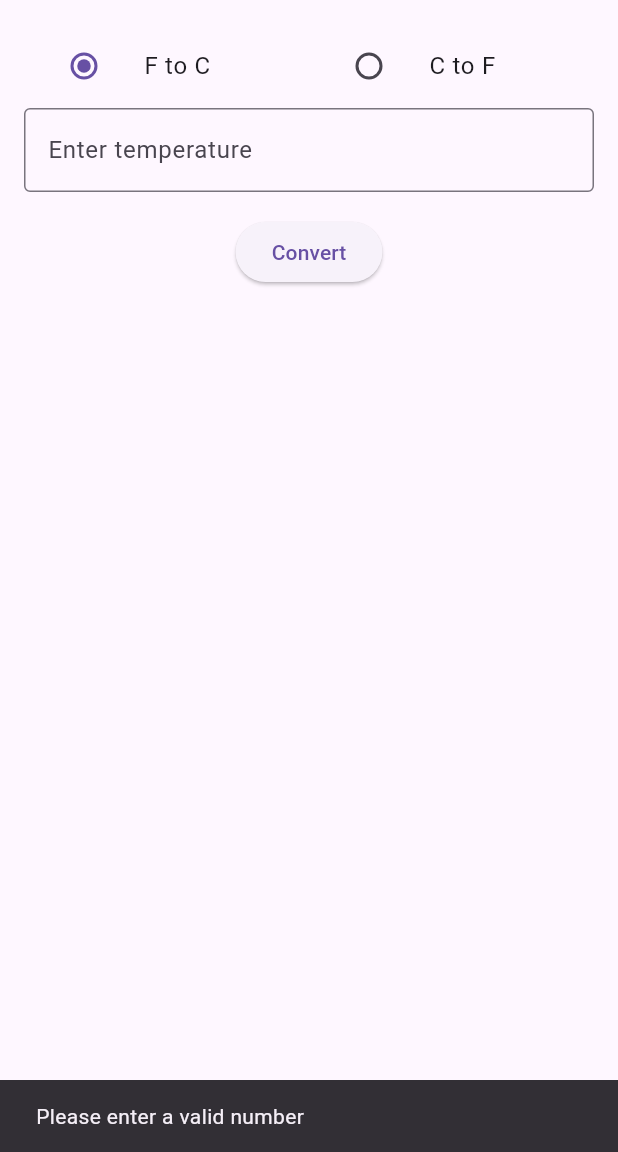
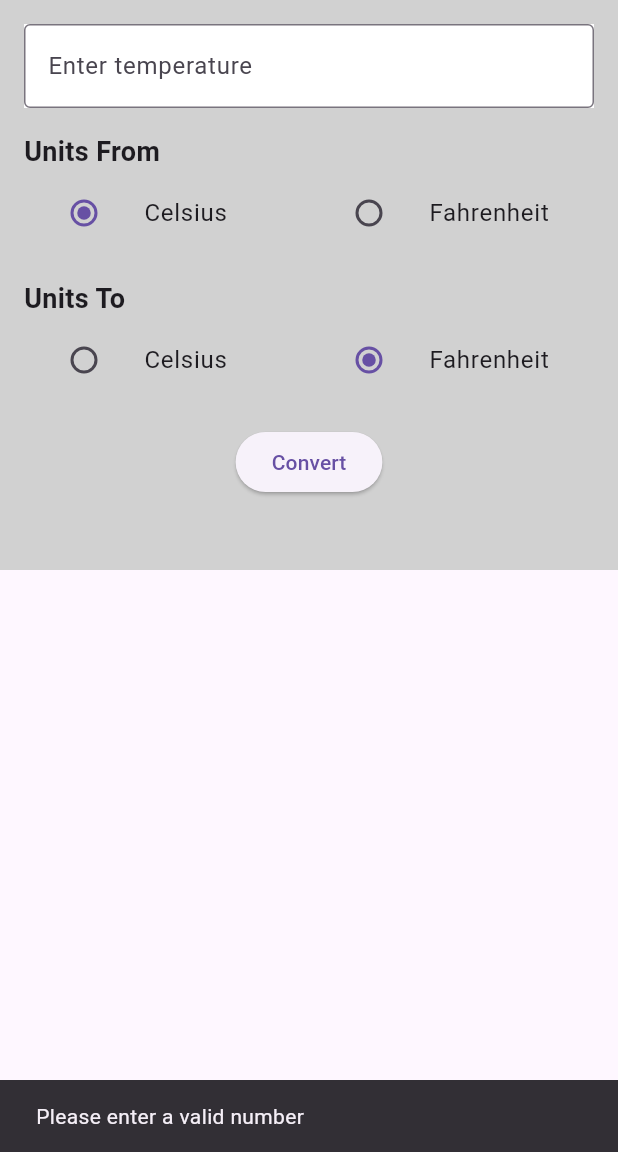
Before and after one commit to innocentmanzi/temperature_conversion_app, a Flutter app: the screen it shows after launch, after a tap on "Convert", on a phone screen of 412 x 824 dp, the part 84-1236 px from its top. Run offline on Flutter 3.47's test engine with Material 3 defaults, Android fonts, the phone set to English and light mode, and no system bars.

Commit message:
second commit

```diff
--- a/lib/main.dart
+++ b/lib/main.dart
@@ -1,10 +1,12 @@
 import 'package:flutter/material.dart';
 
 void main() {
-  runApp(TemperatureConverterApp());
+  runApp(const TemperatureConverterApp());
 }
 
 class TemperatureConverterApp extends StatelessWidget {
+  const TemperatureConverterApp({super.key});
+
   @override
   Widget build(BuildContext context) {
     return MaterialApp(
@@ -12,26 +14,29 @@ class TemperatureConverterApp extends StatelessWidget {
       theme: ThemeData(
         primarySwatch: Colors.blue,
       ),
-      home: TemperatureConverter(),
+      home: const TemperatureConverter(),
     );
   }
 }
 
 class TemperatureConverter extends StatefulWidget {
+  const TemperatureConverter({super.key});
+
   @override
   _TemperatureConverterState createState() => _TemperatureConverterState();
 }
 
 class _TemperatureConverterState extends State<TemperatureConverter> {
-  String _conversionType = 'F to C';
   final TextEditingController _controller = TextEditingController();
   double? _convertedValue;
-  List<String> _history = [];
+  final List<String> _history = [];
+  String _unitFrom = 'Celsius';
+  String _unitTo = 'Fahrenheit';
 
   void _convert() {
     final inputValue = double.tryParse(_controller.text);
     if (inputValue == null) {
-      ScaffoldMessenger.of(context).showSnackBar(SnackBar(
+      ScaffoldMessenger.of(context).showSnackBar(const SnackBar(
         content: Text('Please enter a valid number'),
       ));
       return;
@@ -40,14 +45,18 @@ class _TemperatureConverterState extends State<TemperatureConverter> {
     double convertedValue;
     String conversionString;
 
-    if (_conversionType == 'F to C') {
-      convertedValue = ((inputValue - 32) * 5 / 9);
+    if (_unitFrom == 'Celsius' && _unitTo == 'Fahrenheit') {
+      convertedValue = (inputValue * 9 / 5) + 32;
+      conversionString =
+          'C to F: $inputValue => ${convertedValue.toStringAsFixed(2)}';
+    } else if (_unitFrom == 'Fahrenheit' && _unitTo == 'Celsius') {
+      convertedValue = (inputValue - 32) * 5 / 9;
       conversionString =
           'F to C: $inputValue => ${convertedValue.toStringAsFixed(2)}';
     } else {
-      convertedValue = ((inputValue * 9 / 5) + 32);
+      convertedValue = inputValue;
       conversionString =
-          'C to F: $inputValue => ${convertedValue.toStringAsFixed(2)}';
+          '$inputValue $_unitFrom is equal to ${convertedValue.toStringAsFixed(2)} $_unitTo';
     }
 
     setState(() {
@@ -60,23 +69,44 @@ class _TemperatureConverterState extends State<TemperatureConverter> {
   Widget build(BuildContext context) {
     return Scaffold(
       appBar: AppBar(
-        title: Text('Temperature Conversion'),
+        title: const Text('Temperature Conversion'),
       ),
-      body: Padding(
+      body: Container(
+        color: const Color(0xFFD1D1D1),
         padding: const EdgeInsets.all(16.0),
+        child: SingleChildScrollView(
           child: Column(
             children: [
+              Container(
+                color: Colors.white,
+                child: TextField(
+                  controller: _controller,
+                  keyboardType: TextInputType.number,
+                  decoration: const InputDecoration(
+                    labelText: 'Enter temperature',
+                    border: OutlineInputBorder(),
+                  ),
+                ),
+              ),
+              const SizedBox(height: 16),
+              Column(
+                crossAxisAlignment: CrossAxisAlignment.start,
+                children: [
+                  const Text(
+                    'Units From',
+                    style: TextStyle(fontSize: 18, fontWeight: FontWeight.bold),
+                  ),
                   Row(
                     children: [
                       Expanded(
                         child: ListTile(
-                    title: const Text('F to C'),
+                          title: const Text('Celsius'),
                           leading: Radio<String>(
-                      value: 'F to C',
-                      groupValue: _conversionType,
+                            value: 'Celsius',
+                            groupValue: _unitFrom,
                             onChanged: (value) {
                               setState(() {
-                          _conversionType = value!;
+                                _unitFrom = value!;
                               });
                             },
                           ),
@@ -84,13 +114,13 @@ class _TemperatureConverterState extends State<TemperatureConverter> {
                       ),
                       Expanded(
                         child: ListTile(
-                    title: const Text('C to F'),
+                          title: const Text('Fahrenheit'),
                           leading: Radio<String>(
-                      value: 'C to F',
-                      groupValue: _conversionType,
+                            value: 'Fahrenheit',
+                            groupValue: _unitFrom,
                             onChanged: (value) {
                               setState(() {
-                          _conversionType = value!;
+                                _unitFrom = value!;
                               });
                             },
                           ),
@@ -98,28 +128,64 @@ class _TemperatureConverterState extends State<TemperatureConverter> {
                       ),
                     ],
                   ),
-            TextField(
-              controller: _controller,
-              keyboardType: TextInputType.number,
-              decoration: InputDecoration(
-                labelText: 'Enter temperature',
-                border: OutlineInputBorder(),
+                  const SizedBox(height: 16),
+                  const Text(
+                    'Units To',
+                    style: TextStyle(fontSize: 18, fontWeight: FontWeight.bold),
+                  ),
+                  Row(
+                    children: [
+                      Expanded(
+                        child: ListTile(
+                          title: const Text('Celsius'),
+                          leading: Radio<String>(
+                            value: 'Celsius',
+                            groupValue: _unitTo,
+                            onChanged: (value) {
+                              setState(() {
+                                _unitTo = value!;
+                              });
+                            },
                           ),
                         ),
-            SizedBox(height: 16),
+                      ),
+                      Expanded(
+                        child: ListTile(
+                          title: const Text('Fahrenheit'),
+                          leading: Radio<String>(
+                            value: 'Fahrenheit',
+                            groupValue: _unitTo,
+                            onChanged: (value) {
+                              setState(() {
+                                _unitTo = value!;
+                              });
+                            },
+                          ),
+                        ),
+                      ),
+                    ],
+                  ),
+                ],
+              ),
+              const SizedBox(height: 16),
               ElevatedButton(
                 onPressed: _convert,
-              child: Text('Convert'),
+                child: const Text('Convert'),
               ),
-            SizedBox(height: 16),
+              const SizedBox(height: 16),
               if (_convertedValue != null)
-              Text(
+                Container(
+                  color: Colors.white,
+                  padding: const EdgeInsets.all(8.0),
+                  child: Text(
                     'Converted Value: ${_convertedValue!.toStringAsFixed(2)}',
-                style: TextStyle(fontSize: 20),
+                    style: const TextStyle(fontSize: 20),
                   ),
-            SizedBox(height: 16),
-            Expanded(
-              child: ListView.builder(
+                ),
+              const SizedBox(height: 16),
+              ListView.builder(
+                shrinkWrap: true,
+                physics: const NeverScrollableScrollPhysics(),
                 itemCount: _history.length,
                 itemBuilder: (context, index) {
                   return ListTile(
@@ -127,8 +193,8 @@ class _TemperatureConverterState extends State<TemperatureConverter> {
                   );
                 },
               ),
+            ],
           ),
-          ],
         ),
       ),
     );
```
Also changed, not shown: 1 other file. Lines whose indentation alone changed are shown as unchanged.
